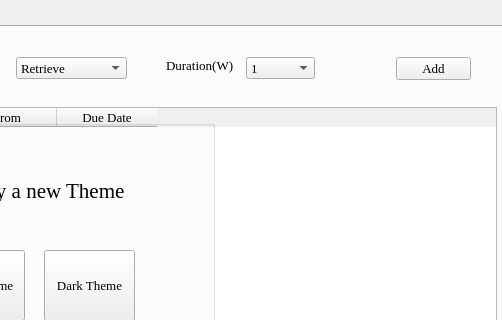
Old version of the form Library System UI v4.ui in the repository r00terAF18/Library-System; both pictures show x 466 to 968 and y 0 to 320 of the 968 by 528 pixel window.
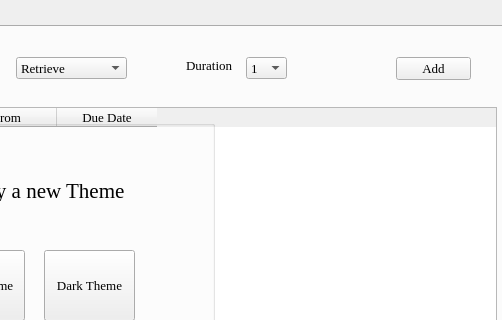
New version of the form. Icons and pictures are not drawn.

Commit message: adding operations works quite well now

```diff
--- a/Library System UI v4.ui
+++ b/Library System UI v4.ui
@@ -138,7 +138,7 @@
        <rect>
         <x>590</x>
         <y>30</y>
-        <width>69</width>
+        <width>41</width>
         <height>22</height>
        </rect>
       </property>
@@ -234,9 +234,9 @@
      <widget class="QLabel" name="label_2">
       <property name="geometry">
        <rect>
-        <x>510</x>
+        <x>530</x>
         <y>30</y>
-        <width>71</width>
+        <width>51</width>
         <height>16</height>
        </rect>
       </property>
@@ -246,7 +246,7 @@
        </font>
       </property>
       <property name="text">
-       <string>Duration(W)</string>
+       <string>Duration</string>
       </property>
      </widget>
      <widget class="QLineEdit" name="txtOperationClientsID">
```
Left out of the diff: 20 changed lines with no effect on the pictures. The commit also changes 2 other files.
